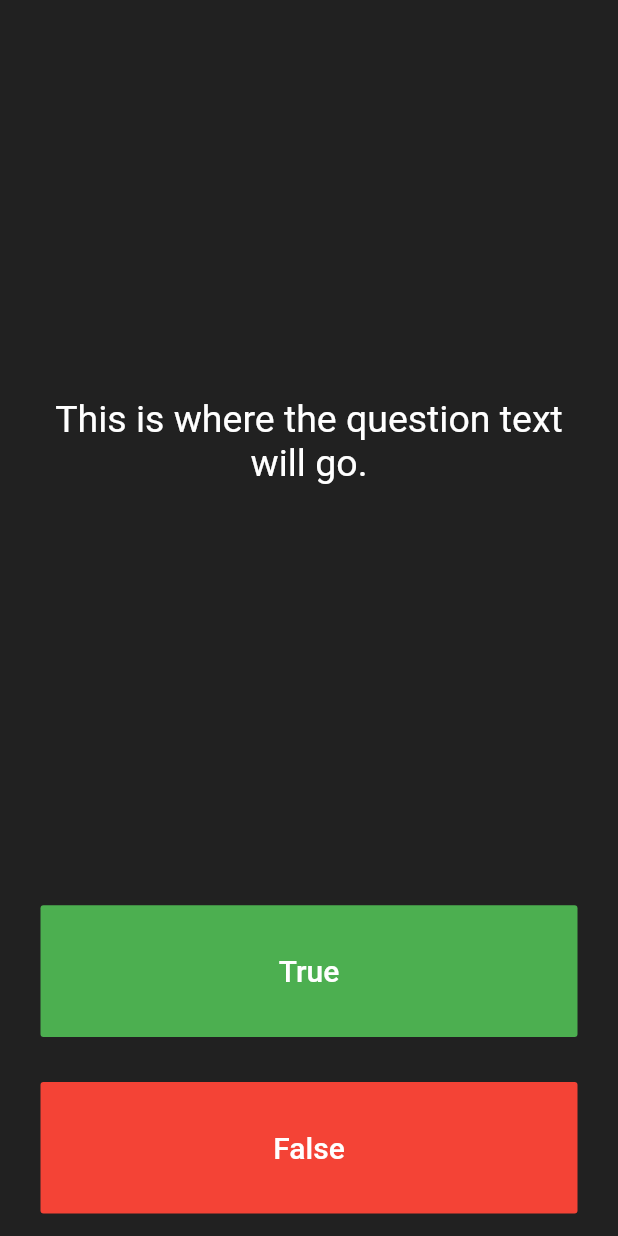
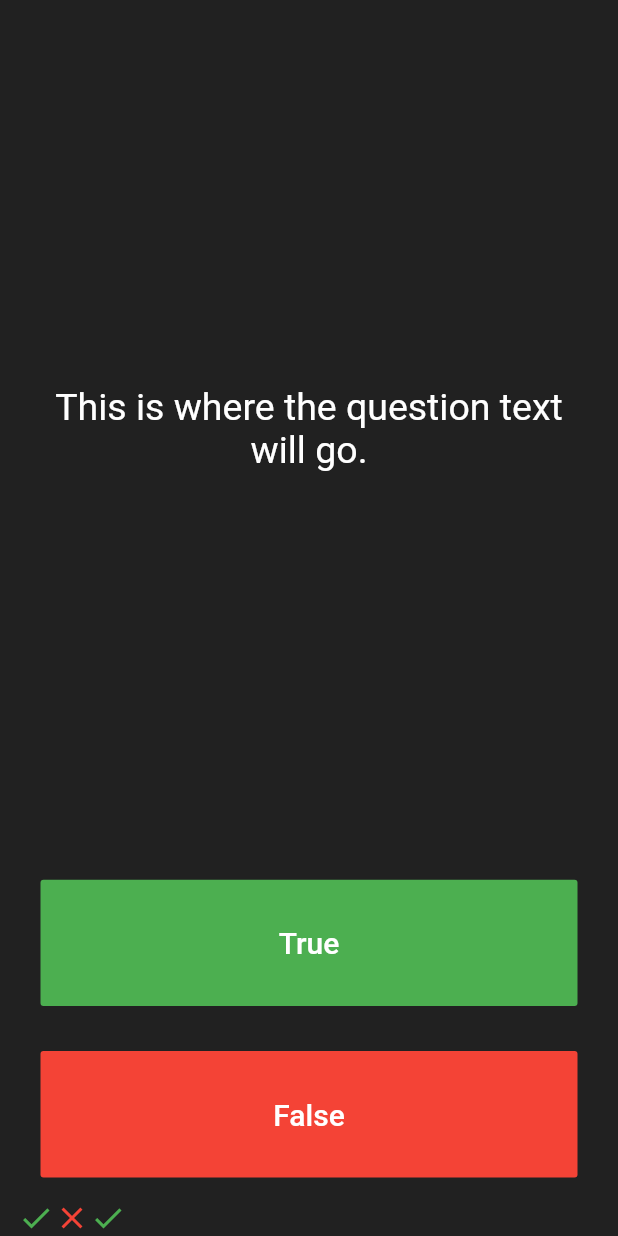
Before and after one commit to patelprashant/flutter_quiz_app, a Flutter app: the screen it shows after launch, after a tap on "True", on a phone screen of 412 x 824 dp. Run offline on Flutter 3.47's test engine with Material 2 defaults, Android fonts, the phone set to English and light mode, and no system bars.

Commit message:
Added score keeper with list and icon

```diff
--- a/lib/main.dart
+++ b/lib/main.dart
@@ -33,6 +33,16 @@ class QuizPage extends StatefulWidget {
 }
 
 class _QuizPageState extends State<QuizPage> {
+  List<Icon> scoreKeeper = [
+    Icon(
+      Icons.check,
+      color: Colors.green,
+    ),
+    Icon(
+      Icons.close,
+      color: Colors.red,
+    ),
+  ];
   @override
   Widget build(BuildContext context) {
     return Column(
@@ -69,7 +79,12 @@ class _QuizPageState extends State<QuizPage> {
                 ),
               ),
               onPressed: () {
-                //The user picked true.
+                setState(() {
+                  scoreKeeper.add(Icon(
+                    Icons.check,
+                    color: Colors.green,
+                  ));
+                });
               },
             ),
           ),
@@ -87,12 +102,19 @@ class _QuizPageState extends State<QuizPage> {
                 ),
               ),
               onPressed: () {
-                //The user picked false.
+                setState(() {
+                  scoreKeeper.add(Icon(
+                    Icons.close,
+                    color: Colors.red,
+                  ));
+                });
               },
             ),
           ),
         ),
-        //TODO: Add a Row here as your score keeper
+        Row(
+          children: scoreKeeper,
+        ),
       ],
     );
   }
```
